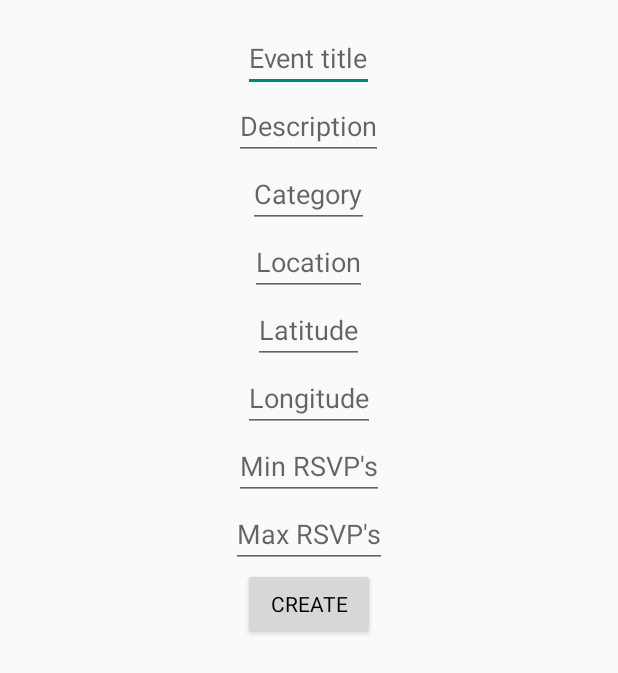
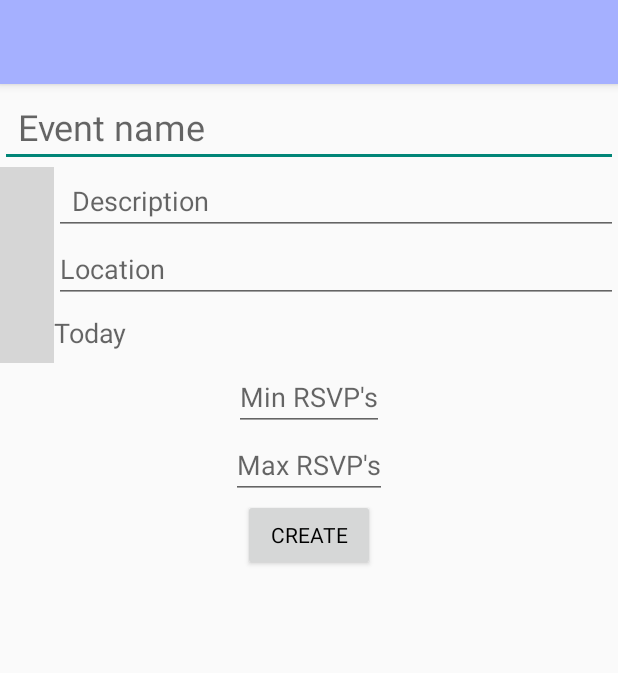
Before and after one commit to pg339/CS5412, an Android app: the CreateEventActivity screen opened directly, with no data from a screen before it, on a phone screen of 412 x 824 dp. Shown: the top 673 px of the screen. Run offline under Robolectric (Android 15) with nearby library versions, the phone set to English and light mode, and no system bars; 3 statements that could not run were skipped; grey boxes are pictures that could not be loaded.

Commit message:
Stepping backk from Google play services shitstorm. Restored CreateEventActivity and FeedEvent. Patched FacebookUtil, Event, and IEvent, but there's probably more

```diff
--- a/app/src/main/java/cornell/cs5412/IEvent.java
+++ b/app/src/main/java/cornell/cs5412/IEvent.java
@@ -11,8 +11,6 @@ public interface IEvent {
     void setOwner(String owner);
     String getDescription();
     void setDescription(String description);
-    String getCategory();
-    void setCategory(String category);
     String getStartTime();
     void setStartTime(String startTime);
     String getLocation();
@@ -25,8 +23,6 @@ public interface IEvent {
     void setMinRsvps(int min);
     Integer getMaxRsvps();
     void setMaxRsvps(int max);
-    boolean isFriends_only();
-    void setFriends_only(boolean v);
     EventStatus getEventStatus();
     void setEventStatus(EventStatus status);
     List<String> getRsvps();
--- a/app/src/main/res/layout/activity_create_event.xml
+++ b/app/src/main/res/layout/activity_create_event.xml
@@ -1,75 +1,98 @@
 <RelativeLayout xmlns:android="http://schemas.android.com/apk/res/android"
     xmlns:tools="http://schemas.android.com/tools" android:layout_width="match_parent"
-    android:layout_height="match_parent" android:paddingLeft="@dimen/activity_horizontal_margin"
-    android:paddingRight="@dimen/activity_horizontal_margin"
-    android:paddingTop="@dimen/activity_vertical_margin"
-    android:paddingBottom="@dimen/activity_vertical_margin"
+    android:layout_height="match_parent"
     tools:context="cornell.cs5412.CreateEventActivity">
+
+    <Toolbar
+        android:id="@+id/event_creation_toolbar"
+        android:layout_width="match_parent"
+        android:layout_height="?android:attr/actionBarSize"
+        android:elevation="@dimen/low_elevation"
+        android:background="@color/primary"
+        android:gravity="start">
+    </Toolbar>
 
     <EditText
         android:id="@+id/event_title_box"
-        android:layout_width="wrap_content"
+        android:layout_width="match_parent"
         android:layout_height="wrap_content"
         android:layout_centerHorizontal="true"
         android:inputType="text"
         android:imeOptions="actionNext"
         android:singleLine="true"
-        android:hint="Event title" />
+        android:textSize="@dimen/xlarge_display_text_size"
+        android:layout_below="@id/event_creation_toolbar"
+        android:paddingTop="@dimen/margin"
+        android:paddingStart="@dimen/margin"
+        android:paddingEnd="@dimen/margin"
+        android:maxLength="40"
+        android:hint="Event name" />
+
+    <ImageView
+        android:id="@+id/description_box_ic"
+        android:layout_width="36dp"
+        android:layout_height="36dp"
+        android:layout_alignTop="@id/description_box"
+        android:layout_alignBottom="@id/description_box"
+        android:layout_below="@id/event_title_box"
+        android:src="@drawable/ic_event_note_black_24dp" />
 
     <EditText
         android:id="@+id/description_box"
-        android:layout_width="wrap_content"
+        android:layout_width="match_parent"
         android:layout_height="wrap_content"
         android:layout_centerHorizontal="true"
         android:inputType="text"
         android:imeOptions="actionNext"
         android:singleLine="true"
         android:layout_below="@id/event_title_box"
+        android:layout_toEndOf="@id/description_box_ic"
+        android:paddingStart="@dimen/margin"
+        android:paddingEnd="@dimen/margin"
+        android:maxLength="1000"
         android:hint="Description" />
 
+    <ImageView
+        android:id="@+id/location_box_ic"
+        android:layout_width="36dp"
+        android:layout_height="36dp"
+        android:layout_alignTop="@id/location_box"
+        android:layout_alignBottom="@id/location_box"
+        android:layout_below="@id/description_box_ic"
+        android:src="@drawable/ic_room_black_24dp" />
+
     <EditText
-        android:id="@+id/category_box"
-        android:layout_width="wrap_content"
+        android:id="@+id/location_box"
+        android:layout_width="match_parent"
         android:layout_height="wrap_content"
         android:layout_centerHorizontal="true"
         android:inputType="text"
         android:imeOptions="actionNext"
         android:singleLine="true"
         android:layout_below="@id/description_box"
-        android:hint="Category" />
-
-    <EditText
-        android:id="@+id/location_box"
-        android:layout_width="wrap_content"
-        android:layout_height="wrap_content"
-        android:layout_centerHorizontal="true"
-        android:inputType="text"
-        android:imeOptions="actionNext"
-        android:singleLine="true"
-        android:layout_below="@id/category_box"
+        android:layout_toEndOf="@id/location_box_ic"
         android:hint="Location" />
 
-    <EditText
-        android:id="@+id/latitude_box"
+    <ImageView
+        android:id="@+id/date_box_ic"
+        android:layout_width="36dp"
+        android:layout_height="36dp"
+        android:layout_alignTop="@id/date_box"
+        android:layout_alignBottom="@id/date_box"
+        android:layout_below="@id/location_box_ic"
+        android:src="@drawable/ic_insert_invitation_black_24dp" />
+
+    <TextView
+        android:id="@+id/date_box"
         android:layout_width="wrap_content"
-        android:layout_height="wrap_content"
+        android:layout_height="40dp"
         android:layout_centerHorizontal="true"
-        android:inputType="numberDecimal"
-        android:imeOptions="actionNext"
+        android:gravity="center_vertical"
         android:singleLine="true"
         android:layout_below="@id/location_box"
-        android:hint="Latitude" />
-
-    <EditText
-        android:id="@+id/longitude_box"
-        android:layout_width="wrap_content"
-        android:layout_height="wrap_content"
-        android:layout_centerHorizontal="true"
-        android:inputType="numberDecimal"
-        android:imeOptions="actionNext"
-        android:singleLine="true"
-        android:layout_below="@id/latitude_box"
-        android:hint="Longitude" />
+        android:layout_toEndOf="@id/date_box_ic"
+        android:onClick="showTimePickerDialog"
+        android:hint="Today" />
 
     <EditText
         android:id="@+id/minRsvps_box"
@@ -79,7 +102,7 @@
         android:inputType="number"
         android:imeOptions="actionNext"
         android:singleLine="true"
-        android:layout_below="@id/longitude_box"
+        android:layout_below="@id/date_box"
         android:hint="Min RSVP's" />
 
     <EditText
```
Also changed, not shown: app/src/main/java/cornell/cs5412/CreateEventActivity.java (+61 -2 lines), app/src/main/java/cornell/cs5412/Event.java (+3 -35 lines), app/src/main/java/cornell/cs5412/FacebookUtil.java (+20 -4 lines), app/src/main/java/cornell/cs5412/FeedEvent.java (+0 -20 lines).
